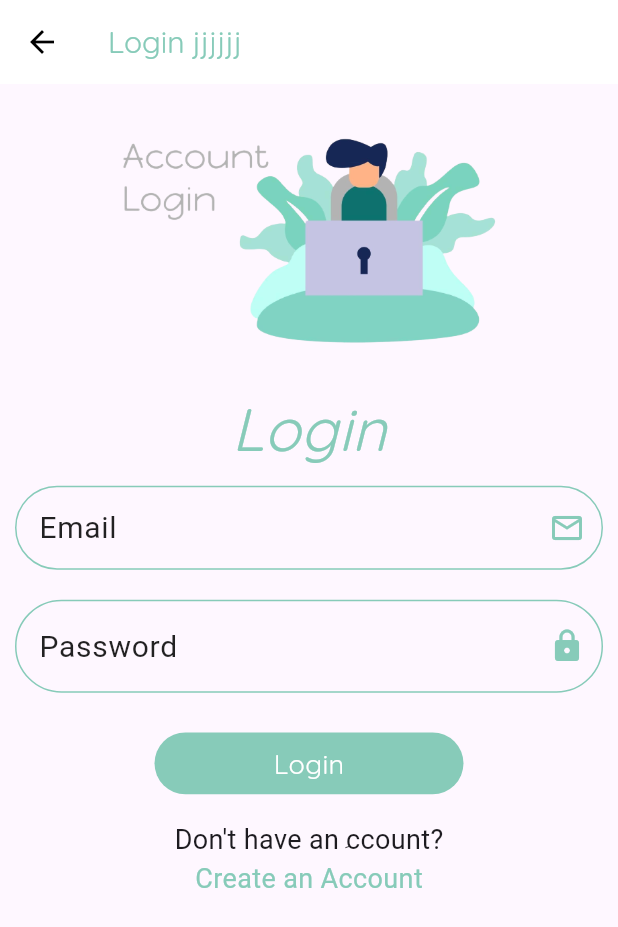
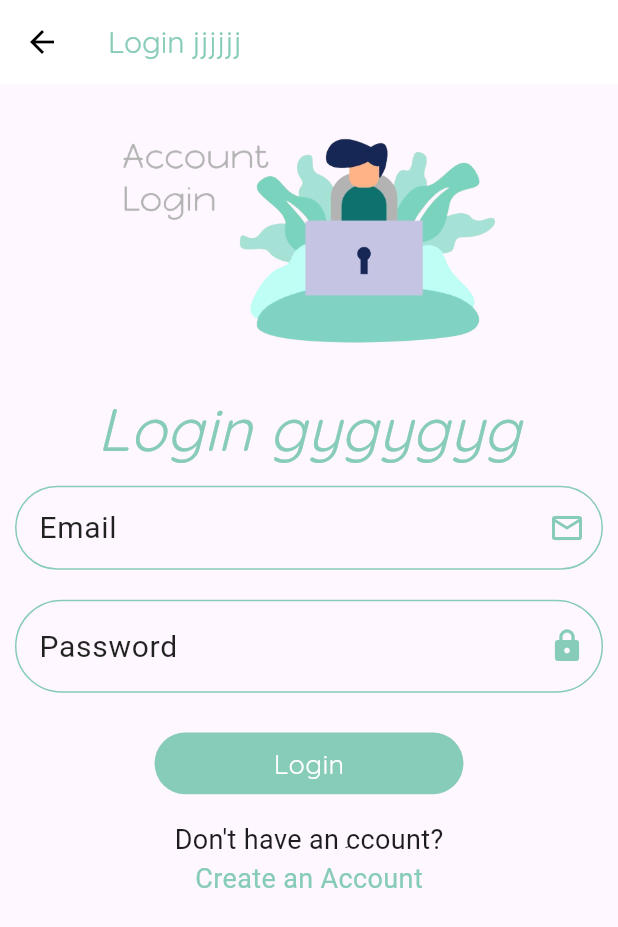
Before and after one commit to EmanAlnajjar/Study-Corner-Secretary, a Flutter app: the screen it shows after launch, after a tap on "Login", on a phone screen of 412 x 824 dp. Shown: the top 927 px of the screen. Run offline on Flutter 3.47's test engine with Material 3 defaults, Android fonts, the phone set to English and light mode, and no system bars; our stand-ins replace flutter_easyloading, flutter_slidable, get; network calls fail.

Commit message:
3 commit

```diff
--- a/lib/Login/Login.dart
+++ b/lib/Login/Login.dart
@@ -48,7 +48,7 @@ class Login extends StatelessWidget {
                     SizedBox(
                       height: MediaQuery.of(context).size.height*0.001,
                     ),
-                    Text('Login',
+                    Text('Login gygygyg',
                       style: TextStyle(fontSize: 40,color: mycolor2,fontFamily: 'Quicksand',fontStyle: FontStyle.italic),
                     ),
 
```
